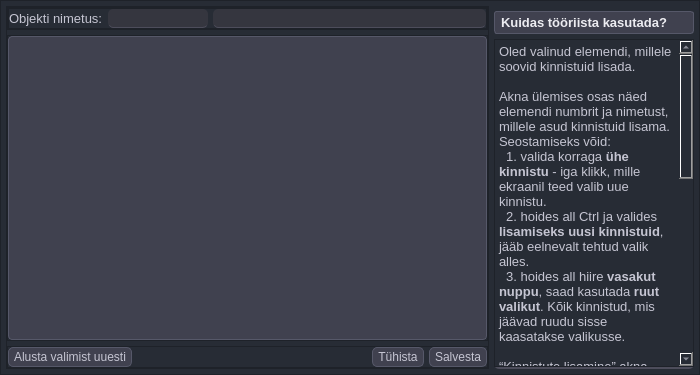
Above: mailabl-qgis/widgets/Properties_connector_new.ui from TuloliKalver/mailabl-qgis before the change. Below: the same form after it.
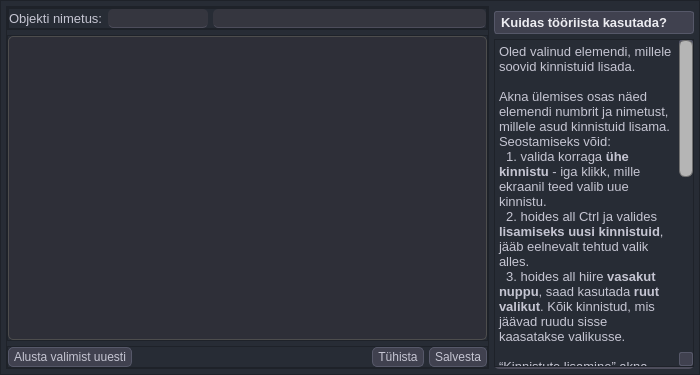
That is the form after the change. Icons and pictures are not drawn.

Patch:
```diff
--- a/mailabl-qgis/widgets/Properties_connector_new.ui
+++ b/mailabl-qgis/widgets/Properties_connector_new.ui
@@ -218,6 +218,145 @@
     color: #8a95a5; /* Adjust text color for disabled state */
 }
 
+
+/* General QTableView adjustments */
+QTableView {
+    background-color: #2e2f38; /* Dark gray for all rows */
+    color: #d1d1e0; /* Light gray text color */
+    border: 1px solid #4d4d4d; /* Border color matching the scrollbar groove */
+    border-radius: 5px; /* Rounded corners */
+    gridline-color: #565869; /* Gridline color */
+    selection-background-color: qlineargradient(
+        x1: 0, y1: 0, x2: 0, y2: 1,
+		stop: 0 rgba(46, 47, 56, 10),   /* Lighter gray with higher transparency (about 47%) */
+        stop: 1 rgba(210, 72, 72, 50)    /* Darker red with lower transparency (about 29%) */
+    ); /* Gradient for selected cells */
+    selection-color: #ececf1; /* Lighter text color for selected cells */
+}
+
+/* Adjust header style */
+QHeaderView::section {
+    background-color: #35353f; /* Darker gray background for the header */
+    color: #d1d1e0; /* Light gray text color in the header */
+    border-top: 0.5px solid #323232; /* Slightly darker border on top */
+    border-left: 0.5px solid #323232; /* Slightly darker border on left */
+    border-right: 0.5px solid #323232; /* Slightly darker border on right */
+    border-bottom: 1px solid #4d4d4d; /* Lighter bottom border to separate data from headers */
+    padding: 1px 3px; /* Slightly reduced padding */
+    border-top-left-radius: 2px; /* Retain rounding on the top-left corner */
+    border-top-right-radius: 2px; /* Retain rounding on the top-right corner */
+    border-bottom-left-radius: 0px; /* No rounding on the bottom-left corner */
+    border-bottom-right-radius: 0px; /* No rounding on the bottom-right corner */
+    font-size: 11px; /* Reduced font size */
+}
+
+/* Style for hovered rows */
+QTableView::item:hover {
+    background-color: #4e4f5b; /* Medium gray background color when hovering over a row */
+    color: #ececf1; /* Text color on hover for better contrast */
+}
+
+/* Style for selected rows */
+QTableView::item:selected {
+    background-color: qlineargradient(
+        x1: 0, y1: 0, x2: 0, y2: 1,
+		stop: 0 rgba(46, 47, 56, 10),   /* Lighter gray with higher transparency (about 47%) */
+        stop: 1 rgba(210, 72, 72, 50)    /* Darker red with lower transparency (about 29%) */
+    ); /* Gradient background color for selected rows */
+    color: #ececf1; /* Light gray text color for selected rows */
+}
+
+/* Style for all rows (non-selected) */
+QTableView::item {
+    background-color: qlineargradient(
+        x1: 0, y1: 0, x2: 0, y2: 1,
+        stop: 0 rgba(80, 80, 80, 25),   /* Lighter gray with 20% opacity (2 steps lighter) */
+        stop: 1 rgba(42, 42, 51, 255)    /* Darker gray with 35% opacity */
+    ); /* Gradient background color for non-selected rows */
+    color: #d1d1e0; /* Light gray text color */
+}
+
+/* Ensure deselected rows return to their original state */
+QTableView::item:!selected {
+    background-color: qlineargradient(
+        x1: 0, y1: 0, x2: 0, y2: 1,
+        stop: 0 rgba(80, 80, 80, 25),   /* Lighter gray with 20% opacity (2 steps lighter) */
+        stop: 1 rgba(42, 42, 51, 255)    /* Darker gray with 35% opacity */
+    ); /* Reset to the default background color */
+    color: #d1d1e0; /* Reset to the default text color */
+}
+
+/* General QScrollBar style within QTableView */
+QScrollBar:vertical, QScrollBar:horizontal {
+    background-color: transparent; /* Ensure the scrollbar background is transparent */
+}
+
+/* Vertical scroll bar groove (track) */
+QScrollBar::groove:vertical {
+    border: 1px solid #4d4d4d; /* Dark border around the groove */
+    width: 8px; /* Width of the groove */
+    background: #333; /* Darker gray for the groove background */
+    border-radius: 3px; /* Adjusted to be less than half of 8px */
+}
+
+/* Horizontal scroll bar groove (track) */
+QScrollBar::groove:horizontal {
+    border: 1px solid #4d4d4d; /* Dark border around the groove */
+    height: 8px; /* Height of the groove */
+    background: #333; /* Darker gray for the groove background */
+    border-radius: 3px; /* Adjusted to be less than half of 8px */
+}
+
+/* Vertical scroll bar handle (thumb) */
+QScrollBar::handle:vertical {
+    background: #b5b5b5; /* Lighter gray for the handle */
+    border: 1px solid #707070; /* Slightly darker border for the handle */
+    width: 16px; /* Width of the handle */
+    border-radius: 6px; /* Adjusted to be less than half of 16px for a rounded effect */
+}
+
+/* Horizontal scroll bar handle (thumb) */
+QScrollBar::handle:horizontal {
+    background: #b5b5b5; /* Lighter gray for the handle */
+    border: 1px solid #707070; /* Slightly darker border for the handle */
+    height: 16px; /* Height of the handle */
+    border-radius: 6px; /* Adjusted to be less than half of 16px for a rounded effect */
+}
+
+/* Handle when hovered (both vertical and horizontal) */
+QScrollBar::handle:vertical:hover, QScrollBar::handle:horizontal:hover {
+    background: #d8d8d8; /* Lighter gray when hovered */
+}
+
+/* Handle when pressed (both vertical and horizontal) */
+QScrollBar::handle:vertical:pressed, QScrollBar::handle:horizontal:pressed {
+    background: #999; /* Darker gray when pressed */
+}
+
+/* Slider groove when focused (both vertical and horizontal) */
+QScrollBar::groove:vertical:focus, QScrollBar::groove:horizontal:focus {
+    background: #444; /* Slightly brighter when focused */
+}
+
+/* Scrollbar arrows (both vertical and horizontal) */
+QScrollBar::add-line:vertical, QScrollBar::sub-line:vertical,
+QScrollBar::add-line:horizontal, QScrollBar::sub-line:horizontal {
+    background: #40414f; /* Background for the arrows */
+    border: 1px solid #565869; /* Border for the arrows */
+    border-radius: 2px; /* Adjusted to be less than half of 4px */
+}
+
+/* Arrows on hover */
+QScrollBar::add-line:vertical:hover, QScrollBar::sub-line:vertical:hover,
+QScrollBar::add-line:horizontal:hover, QScrollBar::sub-line:horizontal:hover {
+    background: #8e8ea0; /* Lighter background on hover */
+}
+
+/* Style for the scroll bar pages (scroll bar track) */
+QScrollBar::add-page:vertical, QScrollBar::sub-page:vertical,
+QScrollBar::add-page:horizontal, QScrollBar::sub-page:horizontal {
+    background: none; /* No background for the pages */
+}
 </string>
   </property>
   <property name="modal">
```
